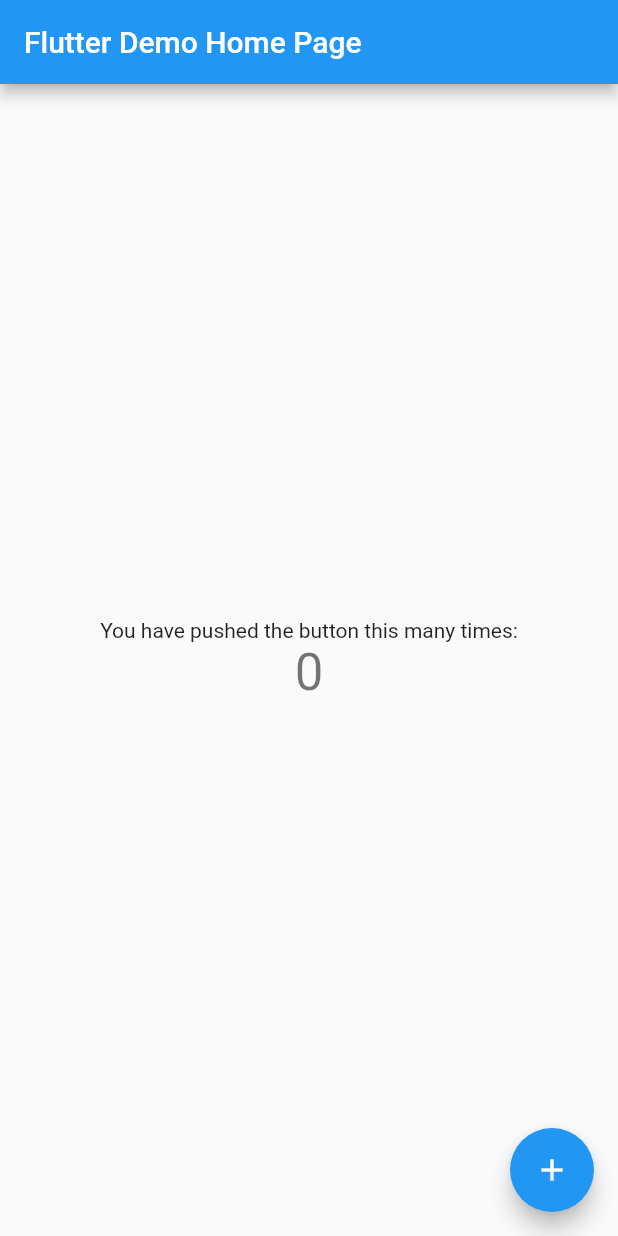
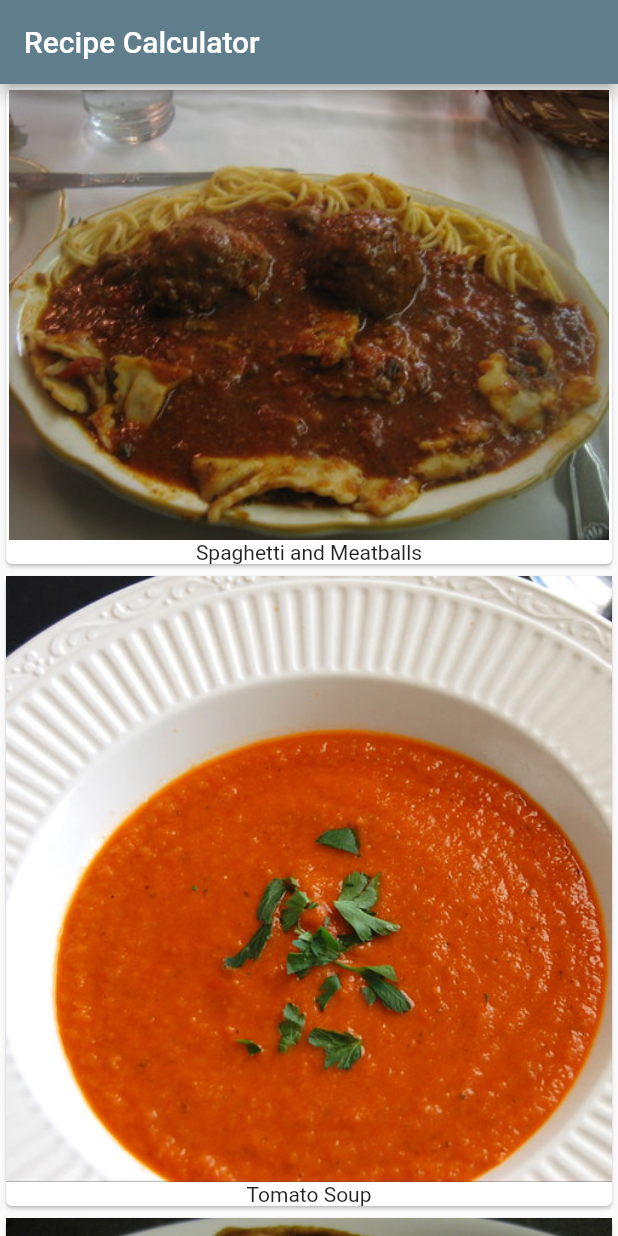
Before and after one commit to log101/recipes, a Flutter app: the screen it shows after launch, on a phone screen of 412 x 824 dp. Run offline on Flutter 3.47's test engine with Material 2 defaults, Android fonts, the phone set to English and light mode, and no system bars.

Commit message:
List recipes with cards

```diff
--- a/lib/main.dart
+++ b/lib/main.dart
@@ -1,30 +1,26 @@
 import 'package:flutter/material.dart';
+import 'recipe.dart';
 
 void main() {
-  runApp(const MyApp());
+  runApp(const RecipeApp());
 }
 
-class MyApp extends StatelessWidget {
-  const MyApp({super.key});
+class RecipeApp extends StatelessWidget {
+  const RecipeApp({super.key});
 
   // This widget is the root of your application.
   @override
   Widget build(BuildContext context) {
+    final ThemeData theme = ThemeData();
     return MaterialApp(
-      title: 'Flutter Demo',
-      theme: ThemeData(
-        // This is the theme of your application.
-        //
-        // Try running your application with "flutter run". You'll see the
-        // application has a blue toolbar. Then, without quitting the app, try
-        // changing the primarySwatch below to Colors.green and then invoke
-        // "hot reload" (press "r" in the console where you ran "flutter run",
-        // or simply save your changes to "hot reload" in a Flutter IDE).
-        // Notice that the counter didn't reset back to zero; the application
-        // is not restarted.
-        primarySwatch: Colors.blue,
+      title: 'Recipe Calculator',
+      theme: theme.copyWith(
+        colorScheme: theme.colorScheme.copyWith(
+          primary: Colors.blueGrey,
+          secondary: Colors.black,
+        ),
       ),
-      home: const MyHomePage(title: 'Flutter Demo Home Page'),
+      home: const MyHomePage(title: 'Recipe Calculator'),
     );
   }
 }
@@ -71,45 +67,26 @@ class _MyHomePageState extends State<MyHomePage> {
     // than having to individually change instances of widgets.
     return Scaffold(
       appBar: AppBar(
-        // Here we take the value from the MyHomePage object that was created by
-        // the App.build method, and use it to set our appbar title.
         title: Text(widget.title),
       ),
-      body: Center(
-        // Center is a layout widget. It takes a single child and positions it
-        // in the middle of the parent.
-        child: Column(
-          // Column is also a layout widget. It takes a list of children and
-          // arranges them vertically. By default, it sizes itself to fit its
-          // children horizontally, and tries to be as tall as its parent.
-          //
-          // Invoke "debug painting" (press "p" in the console, choose the
-          // "Toggle Debug Paint" action from the Flutter Inspector in Android
-          // Studio, or the "Toggle Debug Paint" command in Visual Studio Code)
-          // to see the wireframe for each widget.
-          //
-          // Column has various properties to control how it sizes itself and
-          // how it positions its children. Here we use mainAxisAlignment to
-          // center the children vertically; the main axis here is the vertical
-          // axis because Columns are vertical (the cross axis would be
-          // horizontal).
-          mainAxisAlignment: MainAxisAlignment.center,
-          children: <Widget>[
-            const Text(
-              'You have pushed the button this many times:',
-            ),
-            Text(
-              '$_counter',
-              style: Theme.of(context).textTheme.headline4,
-            ),
-          ],
-        ),
-      ),
-      floatingActionButton: FloatingActionButton(
-        onPressed: _incrementCounter,
-        tooltip: 'Increment',
-        child: const Icon(Icons.add),
+      body: SafeArea(
+        child: ListView.builder(
+            itemCount: Recipe.samples.length,
+            itemBuilder: (BuildContext context, int index) {
+              return buildRecipeCard(Recipe.samples[index]);
+            }),
       ), // This trailing comma makes auto-formatting nicer for build methods.
     );
   }
+
+  Widget buildRecipeCard(Recipe recipe) {
+    return Card(
+      child: Column(
+        children: <Widget>[
+          Image(image: AssetImage(recipe.imageUrl)),
+          Text(recipe.label),
+        ],
+      )
+    );
+  }
 }
--- /dev/null
+++ b/lib/recipe.dart
@@ -0,0 +1,33 @@
+class Recipe {
+  String label;
+  String imageUrl;
+
+  Recipe(this.label, this.imageUrl);
+
+  static List<Recipe> samples = [
+    Recipe(
+      'Spaghetti and Meatballs',
+      'assets/2126711929_ef763de2b3_w.jpg',
+    ),
+    Recipe(
+      'Tomato Soup',
+      'assets/27729023535_a57606c1be.jpg',
+    ),
+    Recipe(
+      'Grilled Cheese',
+      'assets/3187380632_5056654a19_b.jpg',
+    ),
+    Recipe(
+      'Chocolate Chip Cookies',
+      'assets/15992102771_b92f4cc00a_b.jpg',
+    ),
+    Recipe(
+      'Taco Salad',
+      'assets/8533381643_a31a99e8a6_c.jpg',
+    ),
+    Recipe(
+      'Hawaiian Pizza',
+      'assets/15452035777_294cefced5_c.jpg',
+    ),
+  ];
+}
--- a/pubspec.yaml
+++ b/pubspec.yaml
@@ -60,9 +60,8 @@ flutter:
   uses-material-design: true
 
   # To add assets to your application, add an assets section, like this:
-  # assets:
-  #   - images/a_dot_burr.jpeg
-  #   - images/a_dot_ham.jpeg
+  assets:
+    - assets/
 
   # An image asset can refer to one or more resolution-specific "variants", see
   # https://flutter.dev/assets-and-images/#resolution-aware
```
Also changed, not shown: assets/15452035777_294cefced5_c.jpg (added), assets/15992102771_b92f4cc00a_b.jpg (added), assets/2126711929_ef763de2b3_w.jpg (added), assets/27729023535_a57606c1be.jpg (added), assets/3187380632_5056654a19_b.jpg (added), assets/8533381643_a31a99e8a6_c.jpg (added), 2 other files.
